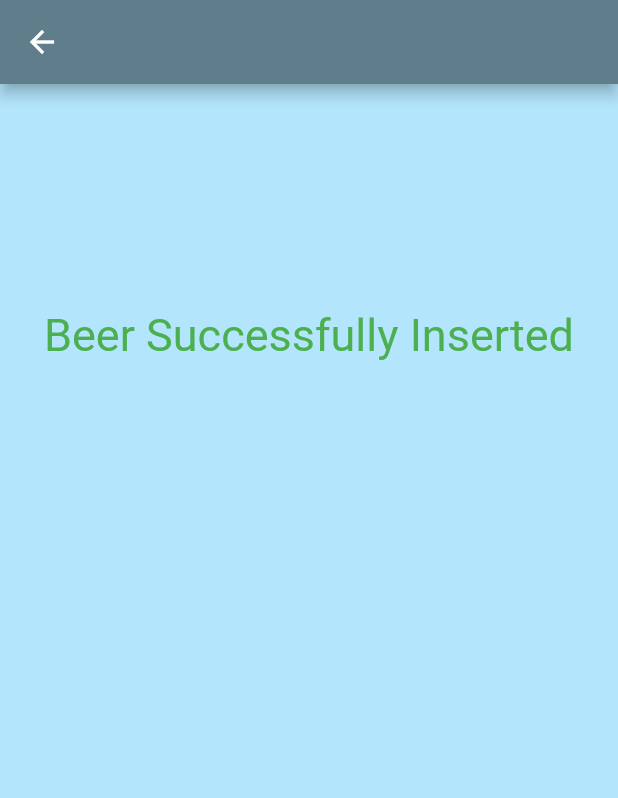
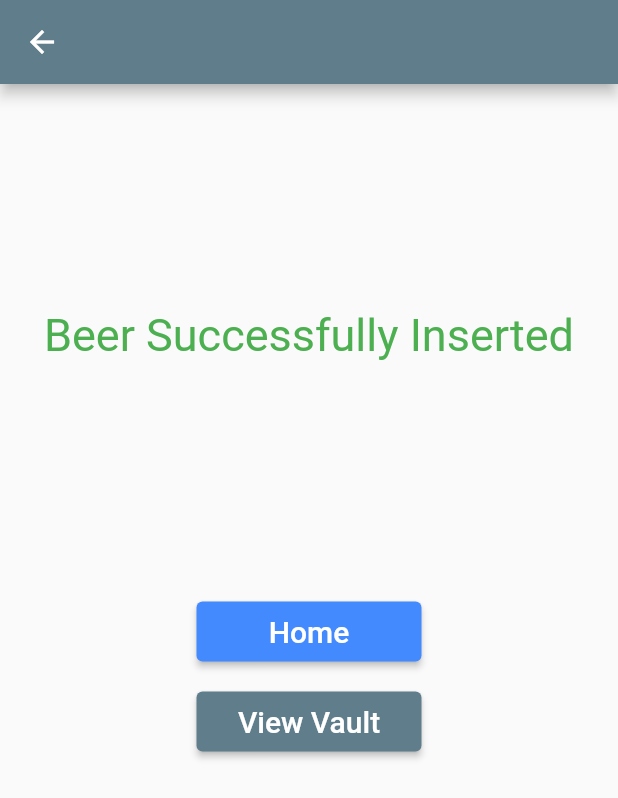
Before and after one commit to codyhanes32/Need_For_Feed, a Flutter app: the insertSuccess screen opened directly, on a phone screen of 412 x 824 dp. Shown: the top 798 px of the screen. Run offline on Flutter 3.47's test engine with Material 2 defaults, Android fonts, the light colour scheme and no system bars; our stand-ins replace firebase_auth, firebase_database, flutter_rating_bar; accounts and stored records are empty; network calls fail.

Commit message:
Beer vault layout with different colors corresponding to beer type

```diff
--- a/lib/insertSuccess.dart
+++ b/lib/insertSuccess.dart
@@ -1,4 +1,5 @@
 import 'package:flutter/material.dart';
+import 'package:need_for_feed/main.dart';
 
 class insertSuccess extends StatefulWidget {
   const insertSuccess({Key? key}) : super(key: key);
@@ -12,7 +13,8 @@ class _insertSuccessState extends State<insertSuccess> {
 
   Widget build(BuildContext context) {
     return Scaffold(
-        backgroundColor: Colors.lightBlue[100],
+       // backgroundColor: Colors.lightBlue[100]
+
         appBar: AppBar(
 
           title: Text(''),
@@ -27,6 +29,52 @@ class _insertSuccessState extends State<insertSuccess> {
               style: TextStyle(color: Colors.green,
               fontSize: 30),),
             ),
+
+            Container(
+                margin: EdgeInsets.all(10),
+                width:150,
+                height: 40,
+                child:ElevatedButton(
+                    onPressed: (){
+                      Navigator.push(
+                        context,
+                        MaterialPageRoute(builder: (context) => MyApp()),
+                      );
+                    },
+                    style: TextButton.styleFrom(
+                        backgroundColor: Colors.blueAccent
+                    ),
+                    child: Text(
+                      'Home',
+                      style:
+                      TextStyle(
+                        color: Colors.white,
+                        fontSize: 20,
+                      ),
+                    )
+                )
+            ),
+            Container(
+                margin: EdgeInsets.all(10),
+                width:150,
+                height: 40,
+                child:ElevatedButton(
+                    onPressed: (){
+                      //todo
+                    },
+                    style: TextButton.styleFrom(
+                        backgroundColor: Colors.redAccent[50]
+                    ),
+                    child: Text(
+                      'View Vault',
+                      style:
+                      TextStyle(
+                        color: Colors.white,
+                        fontSize: 20,
+                      ),
+                    )
+                )
+            ),
           ],
         )
       )
--- a/pubspec.yaml
+++ b/pubspec.yaml
@@ -23,11 +23,16 @@ environment:
 dependencies:
   flutter:
     sdk: flutter
+  firebase_core: ^0.4.0+9
+  firebase_auth: ^0.14.0+5
+  firebase_database: ^3.1.6
+
 
 
   # The following adds the Cupertino Icons font to your application.
   # Use with the CupertinoIcons class for iOS style icons.
   cupertino_icons: ^1.0.2
+  flutter_rating_bar: ^4.0.0
 
 dev_dependencies:
   flutter_test:
```
Also changed, not shown: lib/beerVault.dart (added, +93 -0 lines), lib/main.dart (+7 -3 lines), pubspec.lock, 4 other files.
